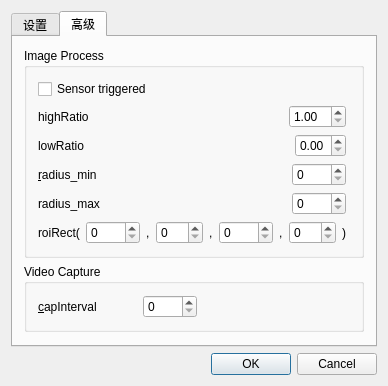
This is WheelMonitor/SettingDialog.ui in cx3386/WheelMonitor as Qt 5 draws it before an edit. The edited form follows.
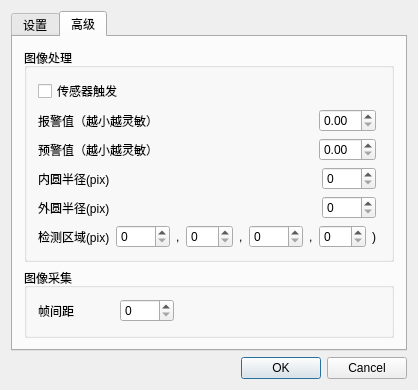
This is the edited form.

The edit to the form file:
```diff
--- a/WheelMonitor/SettingDialog.ui
+++ b/WheelMonitor/SettingDialog.ui
@@ -12,8 +12,8 @@
    <rect>
     <x>0</x>
     <y>0</y>
-    <width>388</width>
-    <height>349</height>
+    <width>418</width>
+    <height>343</height>
    </rect>
   </property>
   <property name="windowTitle">
@@ -107,13 +107,13 @@
        <item row="0" column="0" colspan="2">
         <widget class="QGroupBox" name="imageProcessGroupBox">
          <property name="title">
-          <string>Image Process</string>
+          <string>图像处理</string>
          </property>
          <layout class="QFormLayout" name="formLayout_2">
           <item row="0" column="0">
            <widget class="QCheckBox" name="sensorCheckBox">
             <property name="text">
-             <string>Sensor triggered</string>
+             <string>传感器触发</string>
             </property>
            </widget>
           </item>
@@ -124,7 +124,7 @@
               <item>
                <widget class="QLabel" name="angleHighLabel">
                 <property name="text">
-                 <string>highRatio</string>
+                 <string>报警值（越小越灵敏）</string>
                 </property>
                 <property name="buddy">
                  <cstring>angleHighSpinBox</cstring>
@@ -145,13 +145,7 @@
                </spacer>
               </item>
               <item>
-               <widget class="QDoubleSpinBox" name="angleHighSpinBox">
-                <property name="minimum">
-                 <double>1.000000000000000</double>
-                </property>
-                <property name="maximum">
-                 <double>10.000000000000000</double>
-                </property>
+               <widget class="QDoubleSpinBox" name="alarmRatioSpinBox">
                 <property name="singleStep">
                  <double>0.010000000000000</double>
                 </property>
@@ -164,7 +158,7 @@
               <item>
                <widget class="QLabel" name="angleLowLabel">
                 <property name="text">
-                 <string>lowRatio</string>
+                 <string>预警值（越小越灵敏）</string>
                 </property>
                 <property name="buddy">
                  <cstring>angleLowSpinBox</cstring>
@@ -185,10 +179,7 @@
                </spacer>
               </item>
               <item>
-               <widget class="QDoubleSpinBox" name="angleLowSpinBox">
-                <property name="maximum">
-                 <double>1.000000000000000</double>
-                </property>
+               <widget class="QDoubleSpinBox" name="warningRatioSpinBox">
                 <property name="singleStep">
                  <double>0.010000000000000</double>
                 </property>
@@ -201,7 +192,7 @@
               <item>
                <widget class="QLabel" name="radiusMinLabel">
                 <property name="text">
-                 <string>&amp;radius_min</string>
+                 <string>内圆半径(pix)</string>
                 </property>
                 <property name="buddy">
                  <cstring>radiusMinSpinBox</cstring>
@@ -235,7 +226,7 @@
               <item>
                <widget class="QLabel" name="radiusMaxLabel">
                 <property name="text">
-                 <string>radius_max</string>
+                 <string>外圆半径(pix)</string>
                 </property>
                 <property name="buddy">
                  <cstring>radiusMaxSpinBox</cstring>
@@ -269,7 +260,7 @@
               <item>
                <widget class="QLabel" name="roiLabel_1">
                 <property name="text">
-                 <string>roiRect(</string>
+                 <string>检测区域(pix)</string>
                 </property>
                </widget>
               </item>
@@ -339,7 +330,7 @@
        <item row="1" column="0" colspan="2">
         <widget class="QGroupBox" name="videoCaptureGroupBox">
          <property name="title">
-          <string>Video Capture</string>
+          <string>图像采集</string>
          </property>
          <layout class="QFormLayout" name="formLayout">
           <item row="0" column="0">
@@ -347,7 +338,7 @@
             <item>
              <widget class="QLabel" name="capIntervalLabel">
               <property name="text">
-               <string>&amp;capInterval</string>
+               <string>帧间距</string>
               </property>
               <property name="buddy">
                <cstring>capIntervalSpinBox</cstring>
@@ -379,19 +370,6 @@
          </layout>
         </widget>
        </item>
-       <item row="2" column="0" colspan="2">
-        <spacer name="verticalSpacer">
-         <property name="orientation">
-          <enum>Qt::Vertical</enum>
-         </property>
-         <property name="sizeHint" stdset="0">
-          <size>
-           <width>20</width>
-           <height>40</height>
-          </size>
-         </property>
-        </spacer>
-       </item>
       </layout>
      </widget>
     </widget>
```
Left out of the diff: 18 changed lines with no effect on the pictures.
